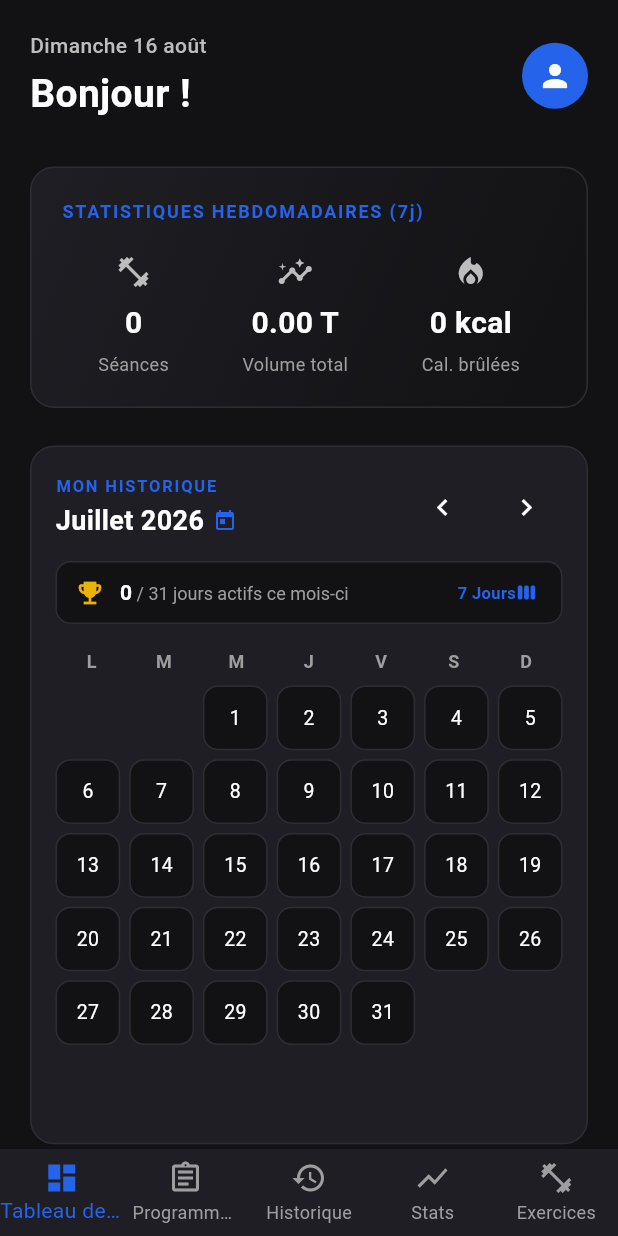
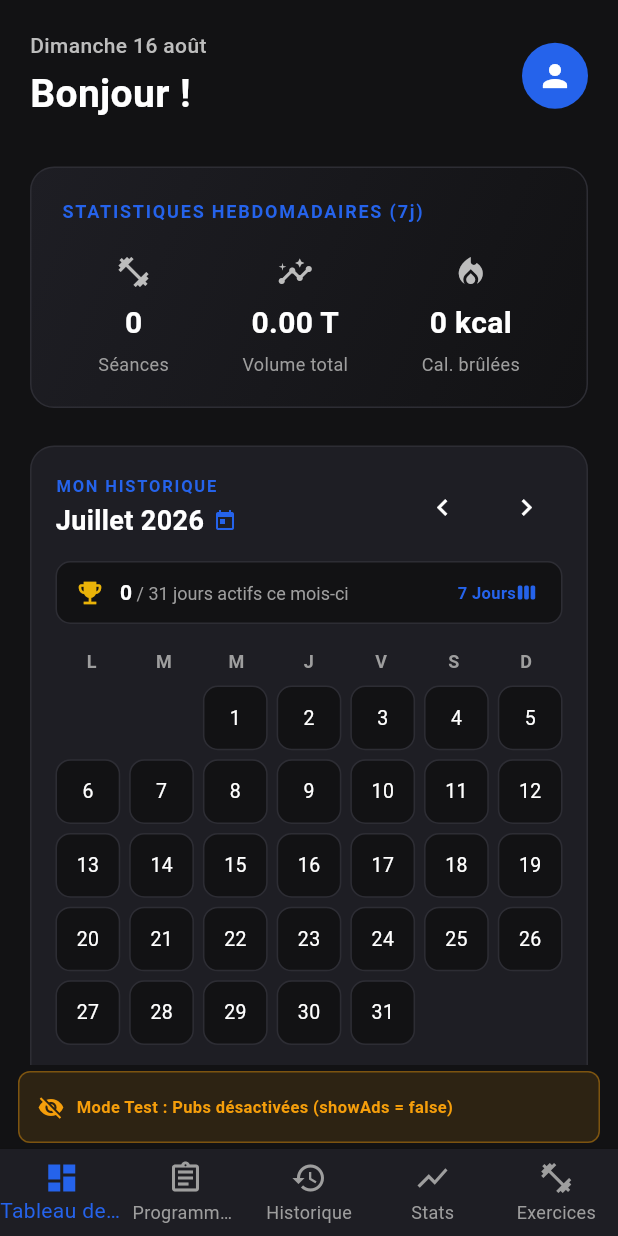
Before and after one commit to Loris2p/projetSport, a Flutter app: the MainShell screen opened directly, after a tap on the "chevron left" icon, on a phone screen of 412 x 824 dp. Run offline on Flutter 3.47's test engine with Material 3 defaults, Android fonts, the light colour scheme and no system bars; our stand-ins replace cloud_firestore, firebase_auth, firebase_core, firebase_remote_config, flutter_dotenv, flutter_local_notifications and 5 more; accounts and stored records are empty.

Commit message:
feat(ads): integration Firebase Remote Config et correction cycle de vie AdBannerWidget

```diff
--- a/lib/screens/admin_screen.dart
+++ b/lib/screens/admin_screen.dart
@@ -231,6 +231,7 @@ class _AdminScreenState extends State<AdminScreen> with SingleTickerProviderStat
     final formKey = GlobalKey<FormState>();
     String name = user.displayName;
     bool isAdmin = user.isAdmin;
+    bool showAds = user.showAds;
 
     showDialog(
       context: context,
@@ -265,6 +266,18 @@ class _AdminScreenState extends State<AdminScreen> with SingleTickerProviderStat
                         });
                       },
                     ),
+                    const SizedBox(height: 8),
+                    SwitchListTile(
+                      title: const Text("Publicités actives"),
+                      subtitle: const Text("Afficher les bannières publicitaires"),
+                      value: showAds,
+                      activeThumbColor: const Color(0xff2563eb),
+                      onChanged: (val) {
+                        setDialogState(() {
+                          showAds = val;
+                        });
+                      },
+                    ),
                   ],
                 ),
               ),
@@ -281,6 +294,7 @@ class _AdminScreenState extends State<AdminScreen> with SingleTickerProviderStat
                       final updated = user.copyWith(
                         displayName: name,
                         isAdmin: isAdmin,
+                        showAds: showAds,
                       );
 
                       final authProvider = context.read<AuthProvider>();
--- a/lib/services/ad_service.dart
+++ b/lib/services/ad_service.dart
@@ -1,46 +1,132 @@
 import 'dart:io';
+import 'package:flutter/foundation.dart';
 import 'package:flutter_dotenv/flutter_dotenv.dart';
 import 'package:google_mobile_ads/google_mobile_ads.dart';
+import 'package:firebase_remote_config/firebase_remote_config.dart';
 
 class AdService {
-  /// Vérifie si le mode test AdMob est activé dans le fichier .env
-  static bool get isTestMode {
-    final mode = dotenv.env['ADMOB_TEST_MODE']?.trim().toLowerCase();
-    return mode == null || mode == 'true' || mode == '1';
-  }
+  static const String _envTestAndroidAppId = String.fromEnvironment('ADMOB_TEST_ANDROID_APP_ID');
+  static const String _envProdAndroidAppId = String.fromEnvironment('ADMOB_PROD_ANDROID_APP_ID');
+  static const String _envTestIosAppId = String.fromEnvironment('ADMOB_TEST_IOS_APP_ID');
+  static const String _envProdIosAppId = String.fromEnvironment('ADMOB_PROD_IOS_APP_ID');
 
-  /// Initialise le SDK Mobile Ads (AdMob) sur les plateformes supportées (Android/iOS)
+  static const String _envTestAndroidBannerId = String.fromEnvironment('ADMOB_TEST_ANDROID_BANNER_ID');
+  static const String _envProdAndroidBannerId = String.fromEnvironment('ADMOB_PROD_ANDROID_BANNER_ID');
+  static const String _envTestIosBannerId = String.fromEnvironment('ADMOB_TEST_IOS_BANNER_ID');
+  static const String _envProdIosBannerId = String.fromEnvironment('ADMOB_PROD_IOS_BANNER_ID');
+
+  /// Initialise le SDK Mobile Ads (AdMob) et synchronise Firebase Remote Config
   static Future<void> initialize() async {
     if (Platform.isAndroid || Platform.isIOS) {
       await MobileAds.instance.initialize();
     }
+
+    try {
+      final remoteConfig = FirebaseRemoteConfig.instance;
+      await remoteConfig.setConfigSettings(RemoteConfigSettings(
+        fetchTimeout: const Duration(seconds: 10),
+        minimumFetchInterval: kDebugMode ? Duration.zero : const Duration(hours: 1),
+      ));
+      await remoteConfig.setDefaults(const {
+        'admob_test_mode': true,
+        'admob_prod_android_app_id': '',
+        'admob_prod_android_banner_id': '',
+        'admob_prod_ios_app_id': '',
+        'admob_prod_ios_banner_id': '',
+      });
+      await remoteConfig.fetchAndActivate();
+    } catch (e) {
+      debugPrint("Info Firebase Remote Config : $e");
+    }
   }
 
-  /// Récupère l'AdMob App ID en fonction du mode (Test ou Prod) et de la plateforme
+  /// Vérifie si le mode test AdMob est activé (Remote Config > --dart-define > .env > défaut true)
+  static bool get isTestMode {
+    final remoteVal = _getRemoteConfigString('admob_test_mode');
+    if (remoteVal != null) {
+      return remoteVal.toLowerCase() == 'true' || remoteVal == '1';
+    }
+
+    const fromEnv = bool.hasEnvironment('ADMOB_TEST_MODE')
+        ? bool.fromEnvironment('ADMOB_TEST_MODE')
+        : null;
+    if (fromEnv != null) return fromEnv;
+
+    final dotEnvMode = _getDotEnv('ADMOB_TEST_MODE')?.trim().toLowerCase();
+    return dotEnvMode == null || dotEnvMode == 'true' || dotEnvMode == '1';
+  }
+
+  /// Récupère l'AdMob App ID (sécurisé via Remote Config / env / test)
   static String get appId {
     if (Platform.isAndroid) {
-      return isTestMode
-          ? (dotenv.env['ADMOB_TEST_ANDROID_APP_ID'] ?? 'ca-app-pub-3940256099942544~3347511713')
-          : (dotenv.env['ADMOB_PROD_ANDROID_APP_ID'] ?? '');
+      if (isTestMode) {
+        return _getRemoteConfigString('admob_test_android_app_id') ??
+            (_envTestAndroidAppId.isNotEmpty
+                ? _envTestAndroidAppId
+                : (_getDotEnv('ADMOB_TEST_ANDROID_APP_ID') ?? 'ca-app-pub-3940256099942544~3347511713'));
+      } else {
+        return _getRemoteConfigString('admob_prod_android_app_id') ??
+            (_envProdAndroidAppId.isNotEmpty
+                ? _envProdAndroidAppId
+                : (_getDotEnv('ADMOB_PROD_ANDROID_APP_ID') ?? ''));
+      }
     } else if (Platform.isIOS) {
-      return isTestMode
-          ? (dotenv.env['ADMOB_TEST_IOS_APP_ID'] ?? 'ca-app-pub-3940256099942544~1458002511')
-          : (dotenv.env['ADMOB_PROD_IOS_APP_ID'] ?? '');
+      if (isTestMode) {
+        return _getRemoteConfigString('admob_test_ios_app_id') ??
+            (_envTestIosAppId.isNotEmpty
+                ? _envTestIosAppId
+                : (_getDotEnv('ADMOB_TEST_IOS_APP_ID') ?? 'ca-app-pub-3940256099942544~1458002511'));
+      } else {
+        return _getRemoteConfigString('admob_prod_ios_app_id') ??
+            (_envProdIosAppId.isNotEmpty
+                ? _envProdIosAppId
+                : (_getDotEnv('ADMOB_PROD_IOS_APP_ID') ?? ''));
+      }
     }
     return '';
   }
 
-  /// Récupère l'Ad Unit ID de la bannière en fonction du mode (Test ou Prod) et de la plateforme
+  /// Récupère l'Ad Unit ID de la bannière (sécurisé via Remote Config / env / test)
   static String get bannerAdUnitId {
     if (Platform.isAndroid) {
-      return isTestMode
-          ? (dotenv.env['ADMOB_TEST_ANDROID_BANNER_ID'] ?? 'ca-app-pub-3940256099942544/6300978111')
-          : (dotenv.env['ADMOB_PROD_ANDROID_BANNER_ID'] ?? 'ca-app-pub-4700047368988620/6057410917');
+      if (isTestMode) {
+        return _getRemoteConfigString('admob_test_android_banner_id') ??
+            (_envTestAndroidBannerId.isNotEmpty
+                ? _envTestAndroidBannerId
+                : (_getDotEnv('ADMOB_TEST_ANDROID_BANNER_ID') ?? 'ca-app-pub-3940256099942544/6300978111'));
+      } else {
+        return _getRemoteConfigString('admob_prod_android_banner_id') ??
+            (_envProdAndroidBannerId.isNotEmpty
+                ? _envProdAndroidBannerId
+                : (_getDotEnv('ADMOB_PROD_ANDROID_BANNER_ID') ?? ''));
+      }
     } else if (Platform.isIOS) {
-      return isTestMode
-          ? (dotenv.env['ADMOB_TEST_IOS_BANNER_ID'] ?? 'ca-app-pub-3940256099942544/2934735716')
-          : (dotenv.env['ADMOB_PROD_IOS_BANNER_ID'] ?? '');
+      if (isTestMode) {
+        return _getRemoteConfigString('admob_test_ios_banner_id') ??
+            (_envTestIosBannerId.isNotEmpty
+                ? _envTestIosBannerId
+                : (_getDotEnv('ADMOB_TEST_IOS_BANNER_ID') ?? 'ca-app-pub-3940256099942544/2934735716'));
+      } else {
+        return _getRemoteConfigString('admob_prod_ios_banner_id') ??
+            (_envProdIosBannerId.isNotEmpty
+                ? _envProdIosBannerId
+                : (_getDotEnv('ADMOB_PROD_IOS_BANNER_ID') ?? ''));
+      }
     }
     return '';
   }
+
+  static String? _getRemoteConfigString(String key) {
+    try {
+      final value = FirebaseRemoteConfig.instance.getString(key).trim();
+      return value.isNotEmpty ? value : null;
+    } catch (_) {
+      return null;
+    }
+  }
+
+  static String? _getDotEnv(String key) {
+    if (!dotenv.isInitialized) return null;
+    return dotenv.env[key];
+  }
 }
--- a/lib/widgets/ad_banner_widget.dart
+++ b/lib/widgets/ad_banner_widget.dart
@@ -15,25 +15,58 @@ class AdBannerWidget extends StatefulWidget {
 class _AdBannerWidgetState extends State<AdBannerWidget> {
   BannerAd? _bannerAd;
   bool _isLoaded = false;
+  bool _isLoading = false;
+  String? _debugStatus;
 
   @override
-  void initState() {
-    super.initState();
+  void didChangeDependencies() {
+    super.didChangeDependencies();
+    _checkAndLoadAd();
+  }
+
+  void _checkAndLoadAd() {
+    final authProvider = Provider.of<AuthProvider>(context);
+    final user = authProvider.currentUser;
+
+    if (user == null || user.showAds != true) {
+      if (_bannerAd != null) {
+        _bannerAd?.dispose();
+        _bannerAd = null;
+      }
+      if (_isLoaded || _debugStatus != "Publicités désactivées pour ce profil (showAds: false)") {
+        setState(() {
+          _isLoaded = false;
+          _isLoading = false;
+          _debugStatus = "Publicités désactivées pour ce profil (showAds: false)";
+        });
+      }
+      return;
+    }
+
+    // Si la pub n'est pas encore chargée et n'est pas en cours de chargement
+    if (_bannerAd == null && !_isLoading) {
       _loadAd();
+    }
   }
 
   void _loadAd() {
-    // Les bannières AdMob ne sont supportées que sur Android & iOS natif
-    if (!Platform.isAndroid && !Platform.isIOS) return;
-
-    final authProvider = Provider.of<AuthProvider>(context, listen: false);
-    final user = authProvider.currentUser;
-
-    // RÈGLE STRICTE : Seul l'attribut showAds détermine l'affichage (pas d'exception isAdmin)
-    if (user == null || user.showAds != true) return;
+    if (!Platform.isAndroid && !Platform.isIOS) {
+      setState(() {
+        _debugStatus = "Plateforme non mobile (${Platform.operatingSystem}) : AdMob indisponible";
+      });
+      return;
+    }
 
     final adUnitId = AdService.bannerAdUnitId;
-    if (adUnitId.isEmpty) return;
+    if (adUnitId.isEmpty) {
+      setState(() {
+        _debugStatus = "Ad Unit ID non renseigné";
+      });
+      return;
+    }
+
+    _isLoading = true;
+    _debugStatus = "Chargement de la bannière AdMob...";
 
     _bannerAd = BannerAd(
       adUnitId: adUnitId,
@@ -44,12 +77,22 @@ class _AdBannerWidgetState extends State<AdBannerWidget> {
           if (mounted) {
             setState(() {
               _isLoaded = true;
+              _isLoading = false;
+              _debugStatus = "Bannière AdMob chargée avec succès";
             });
           }
         },
         onAdFailedToLoad: (ad, err) {
           debugPrint("Échec du chargement de la bannière AdMob: $err");
           ad.dispose();
+          if (mounted) {
+            setState(() {
+              _isLoaded = false;
+              _isLoading = false;
+              _bannerAd = null;
+              _debugStatus = "Erreur AdMob ${err.code}: ${err.message}";
+            });
+          }
         },
       ),
     )..load();
@@ -64,16 +107,34 @@ class _AdBannerWidgetState extends State<AdBannerWidget> {
   @override
   Widget build(BuildContext context) {
     final user = context.watch<AuthProvider>().currentUser;
+    final isTest = AdService.isTestMode;
 
-    // Masquage total si showAds != true
+    // Si les publicités sont désactivées pour l'utilisateur
     if (user == null || user.showAds != true) {
+      if (isTest) {
+        return _buildDebugContainer(
+          icon: Icons.visibility_off,
+          color: const Color(0xfff59e0b),
+          message: "Mode Test : Pubs désactivées (showAds = false)",
+        );
+      }
       return const SizedBox.shrink();
     }
 
-    if ((!Platform.isAndroid && !Platform.isIOS) || !_isLoaded || _bannerAd == null) {
+    // Sur plateformes non supportées par AdMob (Web / Desktop)
+    if (!Platform.isAndroid && !Platform.isIOS) {
+      if (isTest) {
+        return _buildDebugContainer(
+          icon: Icons.developer_mode,
+          color: const Color(0xff3b82f6),
+          message: "Mode Test AdMob (Simulé sur ${Platform.operatingSystem})",
+        );
+      }
       return const SizedBox.shrink();
     }
 
+    // Affichage de la vraie bannière AdMob une fois chargée
+    if (_isLoaded && _bannerAd != null) {
       return Container(
         alignment: Alignment.center,
         width: _bannerAd!.size.width.toDouble(),
@@ -82,4 +143,51 @@ class _AdBannerWidgetState extends State<AdBannerWidget> {
         child: AdWidget(ad: _bannerAd!),
       );
     }
+
+    // En mode test, si l'annonce n'est pas encore prête ou a échoué
+    if (isTest) {
+      return _buildDebugContainer(
+        icon: _isLoading ? Icons.hourglass_top : Icons.info_outline,
+        color: _isLoading ? const Color(0xff6366f1) : const Color(0xffef4444),
+        message: _debugStatus ?? "Chargement bannière AdMob...",
+      );
     }
+
+    return const SizedBox.shrink();
+  }
+
+  Widget _buildDebugContainer({
+    required IconData icon,
+    required Color color,
+    required String message,
+  }) {
+    return Container(
+      height: 48,
+      margin: const EdgeInsets.symmetric(horizontal: 12, vertical: 4),
+      padding: const EdgeInsets.symmetric(horizontal: 12),
+      decoration: BoxDecoration(
+        color: color.withValues(alpha: 0.12),
+        borderRadius: BorderRadius.circular(8),
+        border: Border.all(color: color.withValues(alpha: 0.4), width: 1),
+      ),
+      child: Row(
+        children: [
+          Icon(icon, size: 18, color: color),
+          const SizedBox(width: 8),
+          Expanded(
+            child: Text(
+              message,
+              style: TextStyle(
+                fontSize: 11,
+                color: color,
+                fontWeight: FontWeight.w600,
+              ),
+              maxLines: 2,
+              overflow: TextOverflow.ellipsis,
+            ),
+          ),
+        ],
+      ),
+    );
+  }
+}
--- a/pubspec.yaml
+++ b/pubspec.yaml
@@ -43,6 +43,7 @@ dependencies:
   firebase_core: ^4.11.0
   firebase_auth: ^6.5.4
   cloud_firestore: ^6.6.0
+  firebase_remote_config: ^6.1.0
   shared_preferences: ^2.5.4
   url_launcher: ^6.3.1
   youtube_player_iframe: ^6.0.2
```
Also changed, not shown: lib/main.dart (+8 -2 lines), pubspec.lock. Lines whose indentation alone changed are shown as unchanged.
